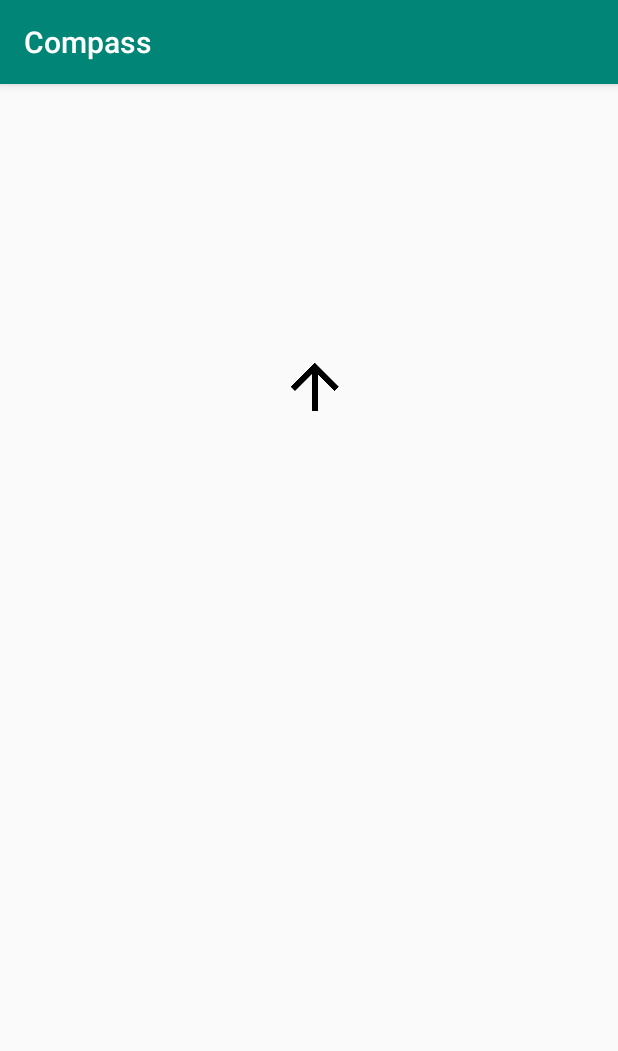
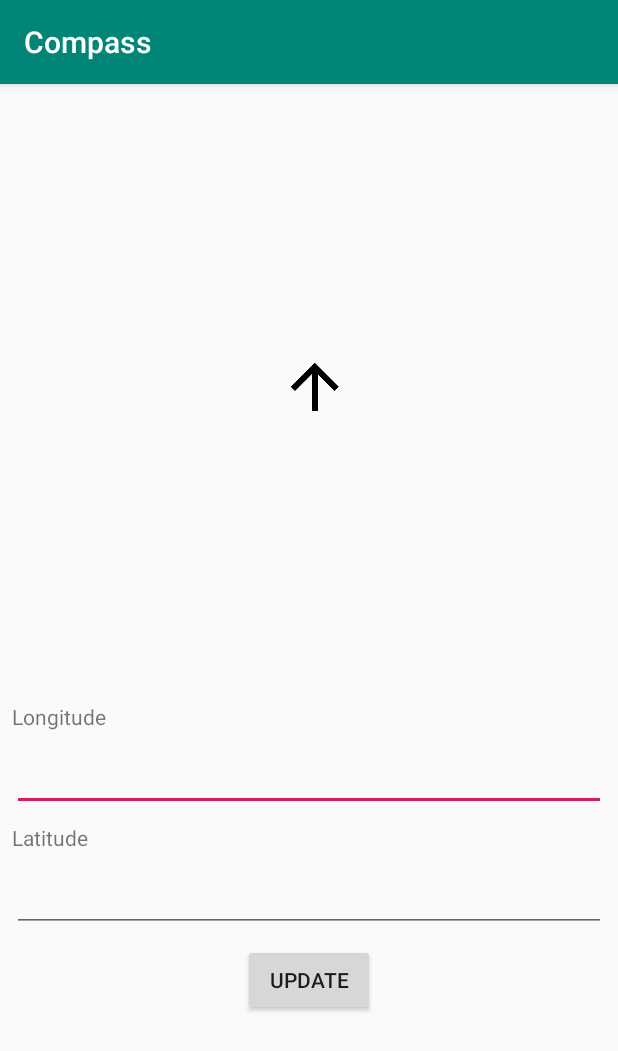
Before and after one commit to timoshenkoav/Compass, an Android app: the screen it shows after launch (MainActivity), on a phone screen of 412 x 824 dp. Shown: the top 1051 px of the screen. Run offline under Robolectric (Android 15) with nearby library versions, the phone set to English and light mode, and no system bars; our stand-ins replace RxJava; libraries missing offline, so code that uses them is left out: com.tbruyelle.rxpermissions2; 1 statement that could not run was skipped.

Commit message:
display compass data

```diff
--- a/app/src/main/java/com/tunebrains/compass/CompassSensorManager.kt
+++ b/app/src/main/java/com/tunebrains/compass/CompassSensorManager.kt
@@ -42,13 +42,13 @@ class CompassSensorManager(ctx: Context) : LifecycleObserver, SensorEventListene
 
     private val windowManager = ctx.getSystemService(Context.WINDOW_SERVICE) as WindowManager
     private val sensorManager = ctx.getSystemService(Context.SENSOR_SERVICE) as SensorManager
-    private val accelerometerSensor = sensorManager.getDefaultSensor(Sensor.TYPE_ACCELEROMETER);
-    private val magneticFieldSensor = sensorManager.getDefaultSensor(Sensor.TYPE_MAGNETIC_FIELD);
+    private val accelerometerSensor = sensorManager.getDefaultSensor(Sensor.TYPE_ACCELEROMETER)
+    private val magneticFieldSensor = sensorManager.getDefaultSensor(Sensor.TYPE_MAGNETIC_FIELD)
 
     @OnLifecycleEvent(Lifecycle.Event.ON_RESUME)
     fun start() {
-        sensorManager.registerListener(this, accelerometerSensor, SensorManager.SENSOR_DELAY_GAME)
-        sensorManager.registerListener(this, magneticFieldSensor, SensorManager.SENSOR_DELAY_GAME)
+        sensorManager.registerListener(this, accelerometerSensor, SensorManager.SENSOR_DELAY_UI)
+        sensorManager.registerListener(this, magneticFieldSensor, SensorManager.SENSOR_DELAY_UI)
     }
 
     @OnLifecycleEvent(Lifecycle.Event.ON_PAUSE)
--- a/app/src/main/java/com/tunebrains/compass/LocationManager.kt
+++ b/app/src/main/java/com/tunebrains/compass/LocationManager.kt
@@ -6,18 +6,20 @@ import android.location.Location
 import android.os.Looper
 import com.google.android.gms.location.*
 import io.reactivex.subjects.BehaviorSubject
+import java.lang.ref.SoftReference
 import java.util.concurrent.TimeUnit
 
 
 class LocationManager(ctx: Context) {
-    val locationEvents = BehaviorSubject.create<Location>()
-    private val fusedLocationClient = LocationServices.getFusedLocationProviderClient(ctx)
-
     companion object {
         private const val TWO_MINUTES: Long = 1000 * 60 * 2
     }
 
-    fun isBetterLocation(location: Location, currentBestLocation: Location?): Boolean {
+    val locationEvents = BehaviorSubject.create<Location>()
+
+    private val fusedLocationClient = LocationServices.getFusedLocationProviderClient(ctx)
+
+    private fun isBetterLocation(location: Location, currentBestLocation: Location?): Boolean {
         if (currentBestLocation == null) {
             // A new location is always better than no location
             return true
@@ -55,7 +57,7 @@ class LocationManager(ctx: Context) {
         }
     }
 
-    val clb = object : LocationCallback() {
+    private val clb = object : LocationCallback() {
         var bestKnown: Location? = null
         override fun onLocationResult(locationResult: LocationResult?) {
             super.onLocationResult(locationResult)
@@ -75,12 +77,8 @@ class LocationManager(ctx: Context) {
 
 
         }
-
-        override fun onLocationAvailability(p0: LocationAvailability?) {
-            super.onLocationAvailability(p0)
-        }
     }
-
+    private val softClb = LocationCallbackReference(clb)
     @SuppressLint("MissingPermission")
     fun start() {
 
@@ -89,12 +87,29 @@ class LocationManager(ctx: Context) {
             interval = TimeUnit.SECONDS.toMillis(10)
         }
 
-        fusedLocationClient.requestLocationUpdates(request, clb, Looper.getMainLooper())
+        fusedLocationClient.requestLocationUpdates(request, softClb, Looper.getMainLooper())
     }
 
     @SuppressLint("MissingPermission")
     fun stop() {
 
-        fusedLocationClient.removeLocationUpdates(clb)
+        fusedLocationClient.removeLocationUpdates(softClb)
+    }
+
+    class LocationCallbackReference(locationCallback: LocationCallback) : LocationCallback() {
+
+        private val mLocationCallbackRef: SoftReference<LocationCallback> = SoftReference(locationCallback)
+
+        override fun onLocationResult(locationResult: LocationResult?) {
+            super.onLocationResult(locationResult)
+            val value = mLocationCallbackRef.get()
+            value?.onLocationResult(locationResult)
+        }
+
+        override fun onLocationAvailability(locationAvailability: LocationAvailability?) {
+            super.onLocationAvailability(locationAvailability)
+            val value = mLocationCallbackRef.get()
+            value?.onLocationAvailability(locationAvailability)
+        }
     }
 }
--- a/app/src/main/java/com/tunebrains/compass/MainActivity.kt
+++ b/app/src/main/java/com/tunebrains/compass/MainActivity.kt
@@ -3,7 +3,6 @@ package com.tunebrains.compass
 import android.Manifest
 import android.location.Location
 import android.os.Bundle
-import android.util.Log
 import androidx.appcompat.app.AppCompatActivity
 import androidx.lifecycle.ViewModelProviders
 import com.tbruyelle.rxpermissions2.RxPermissions
@@ -15,11 +14,26 @@ import kotlinx.android.synthetic.main.activity_main.*
 
 class MainActivity : AppCompatActivity() {
 
-    lateinit var vm: MainViewModel
+    private lateinit var vm: MainViewModel
+    private lateinit var sensorManager: CompassSensorManager
+    private lateinit var locationManager: LocationManager
     private var compositeDisposable = CompositeDisposable()
-    private lateinit var sensorManager: CompassSensorManager
-    val rxPermissions = RxPermissions(this)
-    private lateinit var locationManager: LocationManager
+    private val rxPermissions = RxPermissions(this)
+
+    private fun isValidLng(lng: Double): Boolean {
+        if (lng < -180 || lng > 180) {
+            return false
+        }
+        return true
+    }
+
+    private fun isValidLat(lat: Double): Boolean {
+        if (lat < -90 || lat > 90) {
+            return false;
+        }
+        return true
+    }
+
     override fun onCreate(savedInstanceState: Bundle?) {
         super.onCreate(savedInstanceState)
         setContentView(R.layout.activity_main)
@@ -27,11 +41,24 @@ class MainActivity : AppCompatActivity() {
         sensorManager = CompassSensorManager(this.applicationContext)
         locationManager = LocationManager(this.applicationContext)
         lifecycle.addObserver(sensorManager)
+        updateTarget.setOnClickListener {
+            val longitude = edLongitude.text.toString().toDoubleOrNull()
+            if (longitude == null || !isValidLng(longitude)) {
+                edLongitude.error = getString(R.string.invalid_value)
+                return@setOnClickListener
+            }
+            val latitide = edLatitude.text.toString().toDoubleOrNull()
+            if (latitide == null || !isValidLat(latitide)) {
+                edLatitude.error = getString(R.string.invalid_value)
+                return@setOnClickListener
+            }
+            vm.updateTarget(latitide, longitude)
+        }
     }
+
 
     override fun onResume() {
         super.onResume()
-
 
         compositeDisposable.add(
             rxPermissions.request(
@@ -50,17 +77,10 @@ class MainActivity : AppCompatActivity() {
                 BiFunction<Double, Location, UserData> { azimuth, location ->
                     UserData(azimuth, location)
                 }).subscribe {
-                Log.d("MainActivity", "New Data: $it")
                 vm.valueUpdated(it)
             })
-        compositeDisposable.add(sensorManager.azimuthObserver.subscribe({
 
-
-        }, {
-
-        }))
         compositeDisposable.add(vm.degreeObserver.observeOn(AndroidSchedulers.mainThread()).subscribe({
-            Log.d("MainActivity", "New degree: $it")
             compass.updateDegree(it)
         }, {
 
@@ -74,6 +94,7 @@ class MainActivity : AppCompatActivity() {
     }
 
     override fun onDestroy() {
+        lifecycle.removeObserver(sensorManager)
         compositeDisposable.dispose()
         super.onDestroy()
     }
--- a/app/src/main/java/com/tunebrains/compass/MainViewModel.kt
+++ b/app/src/main/java/com/tunebrains/compass/MainViewModel.kt
@@ -7,12 +7,31 @@ import io.reactivex.subjects.PublishSubject
 
 data class UserData(val azimuth: Double, val location: Location)
 class MainViewModel : ViewModel() {
-    private val DEGREES_360 = 360
-    val targetLocation = Location("").apply {
-        longitude = 0.0
-        latitude = 0.0
+    val degreeObserver = PublishSubject.create<Float>()
+
+    companion object {
+        private const val DEGREES_360 = 360
     }
 
+    private var oldValue = 0f
+    private val targetLocation = Location("").apply {
+        longitude = 0.0
+        latitude = 90.0
+    }
+
+    private fun lowPassFilter(rawValue: Float): Float {
+        val alpha = 0.95f
+        val filteredValue = alpha * oldValue + (1.0f - alpha) * rawValue;
+
+        return filteredValue;
+    }
+
+    fun updateTarget(latitude: Double, longitude: Double) {
+        synchronized(this) {
+            targetLocation.longitude = longitude
+            targetLocation.latitude = latitude
+        }
+    }
 
     fun valueUpdated(it: UserData) {
         val geomagneticField = GeomagneticField(
@@ -21,13 +40,19 @@ class MainViewModel : ViewModel() {
             it.location.altitude.toFloat(), System.currentTimeMillis()
         )
         val azimuth = it.azimuth - geomagneticField.declination
-        var bearTo = it.location.bearingTo(targetLocation)
+
+        var bearTo = synchronized(targetLocation) {
+            it.location.bearingTo(targetLocation)
+        }
         if (bearTo < 0) bearTo += DEGREES_360
 
         var rotation = bearTo - azimuth
+
         if (rotation < 0) rotation += DEGREES_360
-        degreeObserver.onNext(rotation.toFloat())
+        oldValue = lowPassFilter(rotation.toFloat())
+        degreeObserver.onNext(oldValue)
+
     }
 
-    val degreeObserver = PublishSubject.create<Float>()
+
 }
--- a/app/src/main/res/layout/activity_main.xml
+++ b/app/src/main/res/layout/activity_main.xml
@@ -1,14 +1,58 @@
 <?xml version="1.0" encoding="utf-8"?>
-<androidx.constraintlayout.widget.ConstraintLayout
-        xmlns:android="http://schemas.android.com/apk/res/android"
+<ScrollView xmlns:android="http://schemas.android.com/apk/res/android"
             xmlns:app="http://schemas.android.com/apk/res-auto" xmlns:tools="http://schemas.android.com/tools"
             android:layout_width="match_parent"
             android:layout_height="match_parent"
+            tools:context=".MainActivity">
+    <androidx.constraintlayout.widget.ConstraintLayout
+            android:layout_width="match_parent"
+            android:layout_height="wrap_content"
             tools:context=".MainActivity">
 
         <com.tunebrains.compass.CompassView android:layout_width="match_parent" android:layout_height="wrap_content"
                                             android:id="@+id/compass" app:layout_constraintStart_toStartOf="parent"
                                             android:layout_marginStart="8dp" app:layout_constraintEnd_toEndOf="parent"
                                             app:layout_constraintTop_toTopOf="parent"/>
+        <TextView
+                android:text="@string/longitude"
+                android:layout_width="wrap_content"
+                android:layout_height="wrap_content"
+                android:id="@+id/textView" android:layout_marginTop="8dp"
+                app:layout_constraintTop_toBottomOf="@+id/compass" app:layout_constraintStart_toStartOf="parent"
+                android:layout_marginStart="8dp"/>
+        <EditText
+                android:layout_width="0dp"
+                android:layout_height="wrap_content"
+                android:inputType="numberSigned|numberDecimal"
+                android:ems="10"
+                android:id="@+id/edLongitude" android:layout_marginTop="8dp"
+                app:layout_constraintTop_toBottomOf="@+id/textView" app:layout_constraintStart_toStartOf="parent"
+                android:layout_marginStart="8dp" android:layout_marginEnd="8dp"
+                app:layout_constraintEnd_toEndOf="parent"/>
+        <TextView
+                android:text="@string/latitude"
+                android:layout_width="wrap_content"
+                android:layout_height="wrap_content"
+                android:id="@+id/textView2" android:layout_marginTop="8dp"
+                app:layout_constraintTop_toBottomOf="@+id/edLongitude" app:layout_constraintStart_toStartOf="parent"
+                android:layout_marginStart="8dp"/>
+        <EditText
+                android:layout_width="0dp"
+                android:layout_height="wrap_content"
+                android:inputType="numberSigned|numberDecimal"
+                android:ems="10"
+                android:id="@+id/edLatitude" app:layout_constraintEnd_toEndOf="parent"
+                android:layout_marginEnd="8dp" app:layout_constraintStart_toStartOf="parent"
+                android:layout_marginStart="8dp" android:layout_marginTop="8dp"
+                app:layout_constraintTop_toBottomOf="@+id/textView2"/>
+        <Button
+                android:text="@string/update"
+                android:layout_width="wrap_content"
+                android:layout_height="wrap_content"
+                android:id="@+id/updateTarget" android:layout_marginTop="8dp"
+                app:layout_constraintTop_toBottomOf="@+id/edLatitude" app:layout_constraintStart_toStartOf="parent"
+                android:layout_marginStart="8dp" app:layout_constraintEnd_toEndOf="parent"
+                android:layout_marginEnd="8dp"/>
 
     </androidx.constraintlayout.widget.ConstraintLayout>
+</ScrollView>
--- a/app/src/main/res/values/strings.xml
+++ b/app/src/main/res/values/strings.xml
@@ -1,3 +1,7 @@
 <resources>
     <string name="app_name">Compass</string>
+    <string name="invalid_value">Invalid value</string>
+    <string name="update">Update</string>
+    <string name="longitude">Longitude</string>
+    <string name="latitude">Latitude</string>
 </resources>
```
Also changed, not shown: app/src/main/AndroidManifest.xml (+5 -3 lines), app/src/main/java/com/tunebrains/compass/CompassView.kt (+4 -39 lines). Lines whose indentation alone changed are shown as unchanged.
